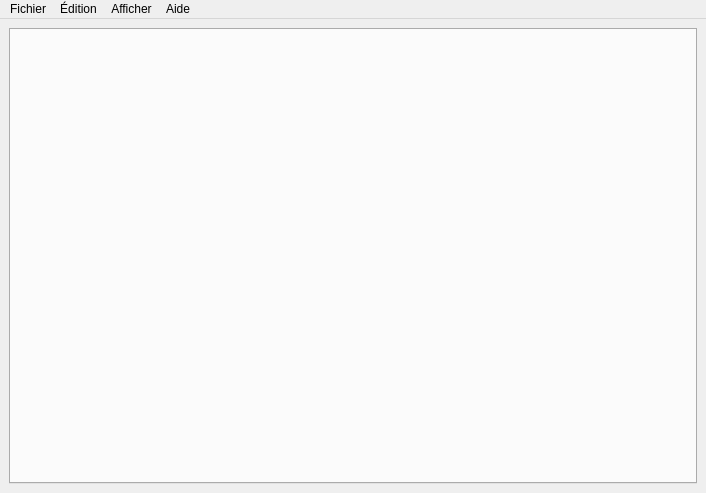
Above: afficheur.ui from apuyou/LO21-calc before the change. Below: the same form after it.
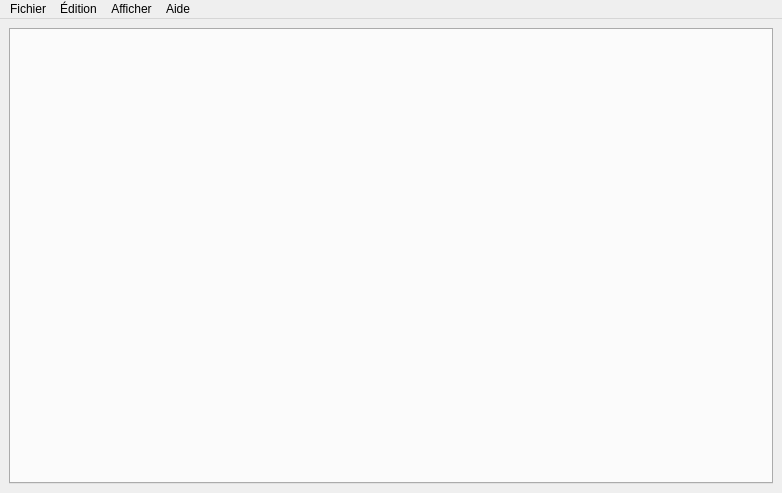
That is the form after the change.

Commit message: Encore plus de nettoyage, ajout de plein de boutons, sign et sum fonctionnels

What changed in the file:
```diff
--- a/afficheur.ui
+++ b/afficheur.ui
@@ -6,7 +6,7 @@
    <rect>
     <x>0</x>
     <y>0</y>
-    <width>706</width>
+    <width>782</width>
     <height>493</height>
    </rect>
   </property>
@@ -35,7 +35,7 @@
     <rect>
      <x>0</x>
      <y>0</y>
-     <width>706</width>
+     <width>782</width>
      <height>22</height>
     </rect>
    </property>
```
The commit also changes 2 other files.
